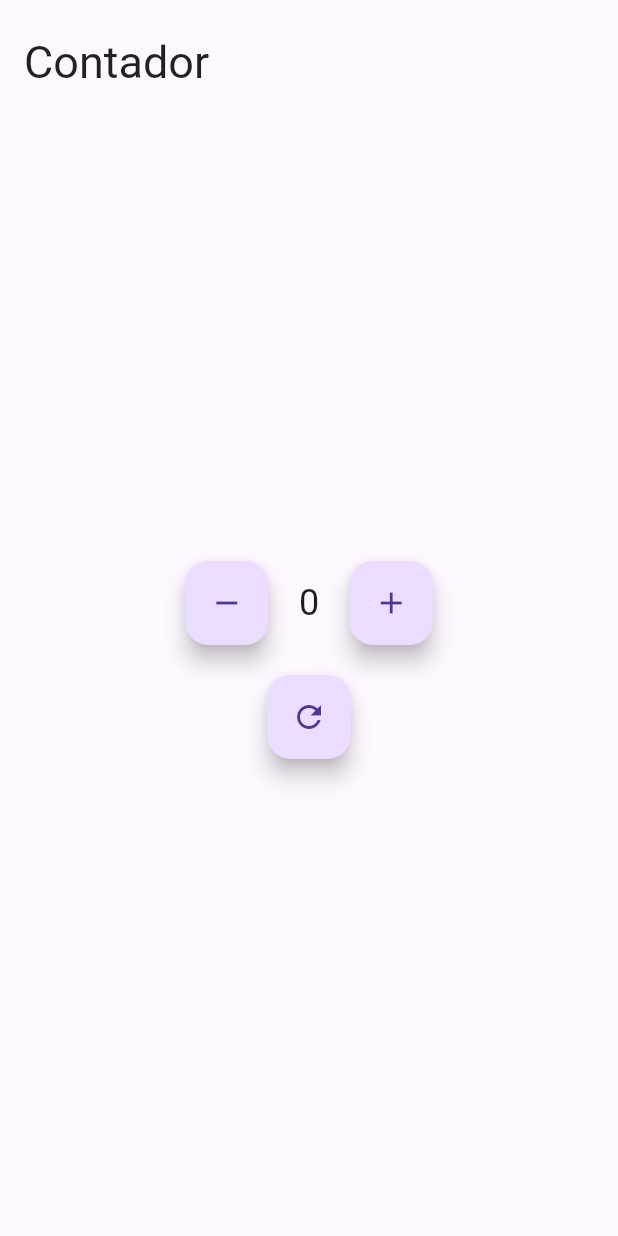
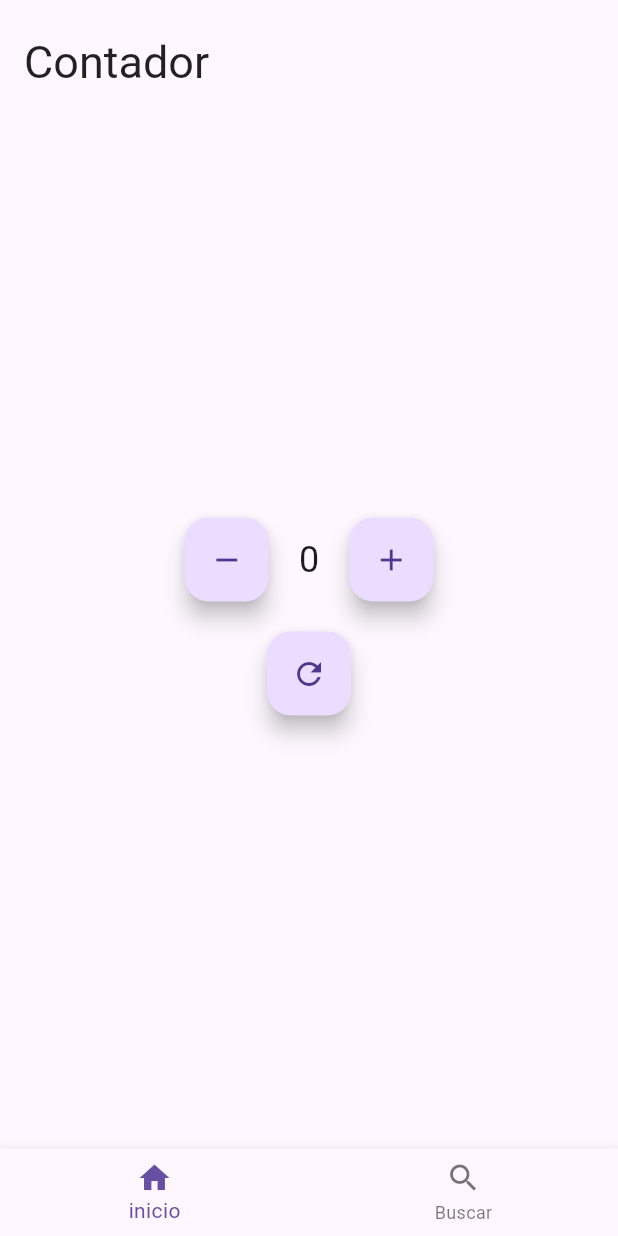
Before and after one commit to AlejandroArafi/Counter_app, a Flutter app: the screen it shows after launch, on a phone screen of 412 x 824 dp. Run offline on Flutter 3.47's test engine with Material 3 defaults, Android fonts, the light colour scheme and no system bars.

Commit message:
BottomNavBar

```diff
--- a/lib/main.dart
+++ b/lib/main.dart
@@ -25,6 +25,15 @@ class MainApp extends StatelessWidget {
         ),
         body: const Center(
           child: CounterWidget(),
+        ),
+        bottomNavigationBar: BottomNavigationBar(
+          items: const [
+            BottomNavigationBarItem(
+              icon: Icon(Icons.home),
+              label: 'inicio',
+            ),
+            BottomNavigationBarItem(icon: Icon(Icons.search), label: 'Buscar')
+          ],
         ),
       ),
     );
```
